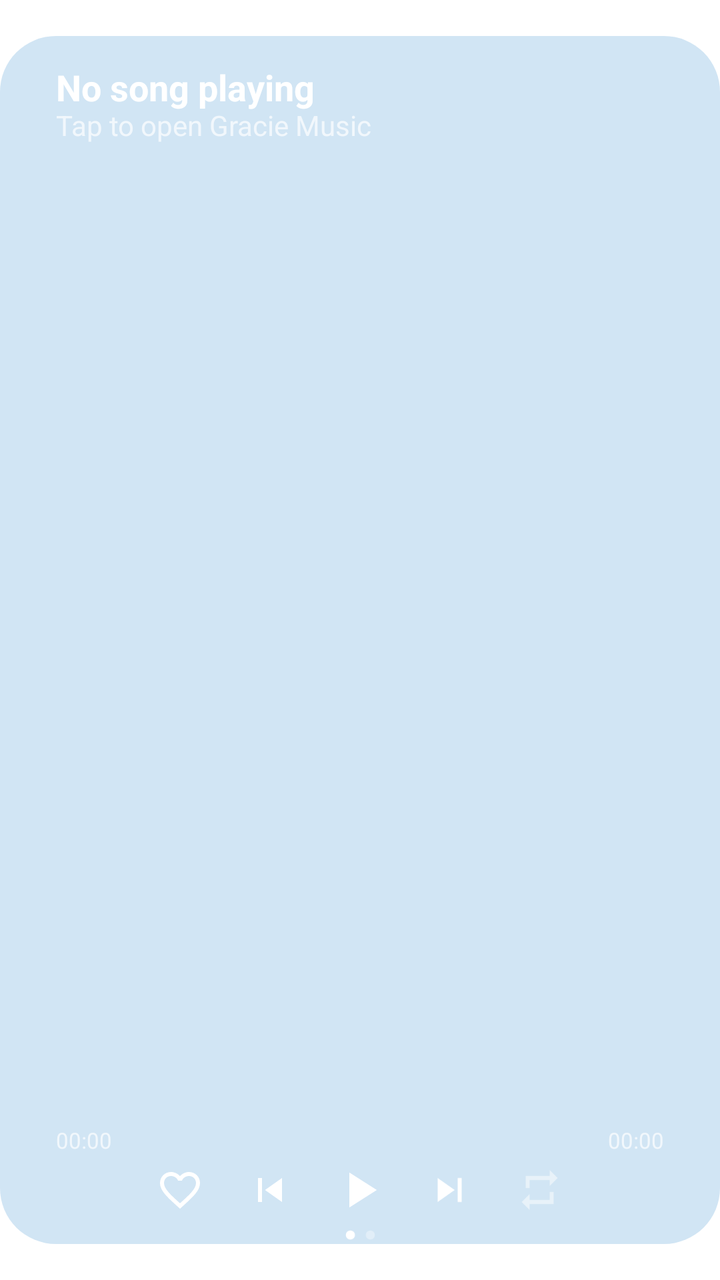
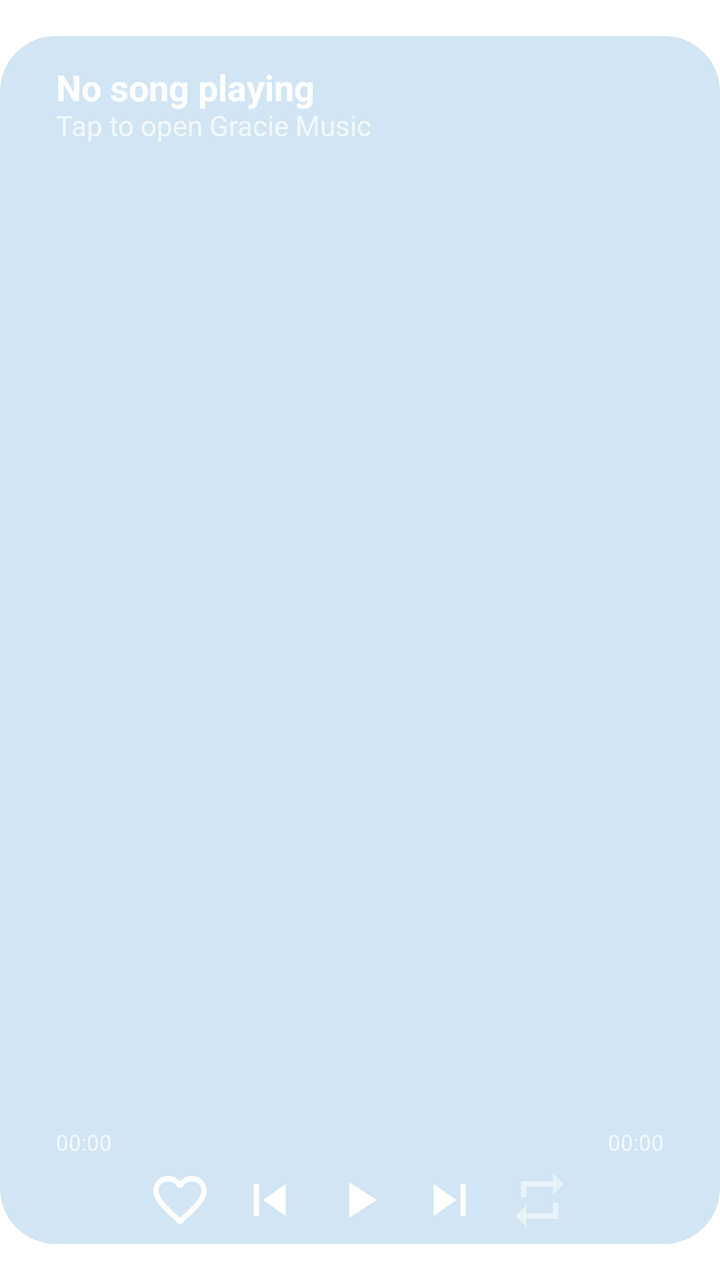

An Android layout rendered at two revisions. The XML below is the earlier revision; the diff shows what the commit changed to produce the second picture.
<!-- AndroidManifest.xml: application theme Theme.vivimusic -->
<!-- res/layout/widget_notification.xml -->
<?xml version="1.0" encoding="utf-8"?>
<FrameLayout xmlns:android="http://schemas.android.com/apk/res/android"
    android:layout_width="match_parent"
    android:layout_height="match_parent"
    android:paddingTop="18dp"
    android:paddingBottom="18dp"
    android:theme="@style/Theme.Widget.vivimusic">

  
  <FrameLayout
    android:id="@android:id/background"
    android:layout_width="match_parent"
    android:layout_height="match_parent"
    android:background="@drawable/widget_background">

    <ImageView
        android:id="@+id/widget_n_bg"
        android:layout_width="match_parent"
        android:layout_height="match_parent"
        android:scaleType="centerCrop"
        android:importantForAccessibility="no" />

    <LinearLayout
        android:id="@+id/widget_n_open_area"
        android:layout_width="match_parent"
        android:layout_height="match_parent"
        android:orientation="vertical"
        android:paddingTop="16dp">

        <TextView
            android:id="@+id/widget_n_song_title"
            android:layout_width="match_parent"
            android:layout_height="wrap_content"
            android:layout_marginStart="28dp"
            android:layout_marginEnd="28dp"
            android:includeFontPadding="false"
            android:text="@string/not_playing"
            android:textSize="18sp"
            android:textStyle="bold"
            android:textColor="#FFFFFFFF"
            android:maxLines="1"
            android:ellipsize="end" />

        <TextView
            android:id="@+id/widget_n_artist_name"
            android:layout_width="match_parent"
            android:layout_height="wrap_content"
            android:layout_marginStart="28dp"
            android:layout_marginEnd="28dp"
            android:includeFontPadding="false"
            android:text="@string/tap_to_play"
            android:textSize="14sp"
            android:textColor="#B3FFFFFF"
            android:maxLines="1"
            android:ellipsize="end" />

        
        <FrameLayout
            android:layout_width="match_parent"
            android:layout_height="0dp"
            android:layout_weight="1" />

        
        <ImageView
            android:id="@+id/widget_n_progress"
            android:layout_width="match_parent"
            android:layout_height="28dp"
            android:layout_marginStart="28dp"
            android:layout_marginEnd="28dp"
            android:scaleType="fitCenter"
            android:importantForAccessibility="no" />

        <LinearLayout
            android:layout_width="match_parent"
            android:layout_height="wrap_content"
            android:layout_marginStart="28dp"
            android:layout_marginEnd="28dp"
            android:orientation="horizontal">

            <TextView
                android:id="@+id/widget_n_time_current"
                android:layout_width="0dp"
                android:layout_height="wrap_content"
                android:layout_weight="1"
                android:includeFontPadding="false"
                android:text="00:00"
                android:textSize="11sp"
                android:textColor="#B3FFFFFF" />

            <TextView
                android:id="@+id/widget_n_time_total"
                android:layout_width="wrap_content"
                android:layout_height="wrap_content"
                android:includeFontPadding="false"
                android:text="00:00"
                android:textSize="11sp"
                android:textColor="#B3FFFFFF" />
        </LinearLayout>

        
        <LinearLayout
            android:layout_width="match_parent"
            android:layout_height="36dp"
            android:orientation="horizontal"
            android:gravity="center_vertical">

            <FrameLayout
                android:layout_width="0dp"
                android:layout_height="36dp"
                android:layout_weight="3" />
            <ImageButton
                android:id="@+id/widget_n_like"
                android:layout_width="0dp"
                android:layout_height="36dp"
                android:layout_weight="2"
                android:padding="6dp"
                android:scaleType="fitCenter"
                android:background="@android:color/transparent"
                android:src="@drawable/ic_widget_n_heart_off"
                android:contentDescription="@string/like" />
            <ImageButton
                android:id="@+id/widget_n_prev"
                android:layout_width="0dp"
                android:layout_height="36dp"
                android:layout_weight="2"
                android:padding="6dp"
                android:scaleType="fitCenter"
                android:background="@android:color/transparent"
                android:src="@drawable/ic_widget_n_prev"
                android:contentDescription="@string/previous" />
            <FrameLayout
                android:id="@+id/widget_n_play_container"
                android:layout_width="0dp"
                android:layout_height="36dp"
                android:layout_weight="2">

                <ImageView
                    android:id="@+id/widget_n_play_pause"
                    android:layout_width="30dp"
                    android:layout_height="30dp"
                    android:layout_gravity="center"
                    android:src="@drawable/ic_widget_n_play"
                    android:contentDescription="@string/play_pause" />
            </FrameLayout>
            <ImageButton
                android:id="@+id/widget_n_next"
                android:layout_width="0dp"
                android:layout_height="36dp"
                android:layout_weight="2"
                android:padding="6dp"
                android:scaleType="fitCenter"
                android:background="@android:color/transparent"
                android:src="@drawable/ic_widget_n_next"
                android:contentDescription="@string/next" />
            <ImageButton
                android:id="@+id/widget_n_repeat"
                android:layout_width="0dp"
                android:layout_height="36dp"
                android:layout_weight="2"
                android:padding="6dp"
                android:scaleType="fitCenter"
                android:background="@android:color/transparent"
                android:src="@drawable/ic_widget_n_repeat_off"
                android:contentDescription="@string/repeat" />
            <FrameLayout
                android:layout_width="0dp"
                android:layout_height="36dp"
                android:layout_weight="3" />
        </LinearLayout>

        
        <ImageView
            android:layout_width="match_parent"
            android:layout_height="9dp"
            android:scaleType="center"
            android:src="@drawable/ic_widget_n_dots"
            android:importantForAccessibility="no" />
    </LinearLayout>
  </FrameLayout>
</FrameLayout>
<!-- resources referenced by this layout -->
<resources>
  <!-- drawable ic_widget_n_dots (drawable) -->
  <?xml version="1.0" encoding="utf-8"?>
  <vector xmlns:android="http://schemas.android.com/apk/res/android"
      android:width="15dp"
      android:height="5dp"
      android:viewportWidth="15"
      android:viewportHeight="5">
      <path
          android:fillColor="#FFFFFFFF"
          android:pathData="M2.5,2.5m-2.3,0a2.3,2.3 0,1 1,4.6 0a2.3,2.3 0,1 1,-4.6 0" />
      <path
          android:fillColor="#59FFFFFF"
          android:pathData="M12.5,2.5m-2.3,0a2.3,2.3 0,1 1,4.6 0a2.3,2.3 0,1 1,-4.6 0" />
  </vector>
  <!-- drawable ic_widget_n_heart_off (drawable) -->
  <vector xmlns:android="http://schemas.android.com/apk/res/android"
      android:height="24dp"
      android:viewportHeight="24"
      android:viewportWidth="24"
      android:width="24dp">
      <path
          android:fillColor="#FFFFFFFF"
          android:pathData="M16.5,3c-1.74,0 -3.41,0.81 -4.5,2.09C10.91,3.81 9.24,3 7.5,3 4.42,3 2,5.42 2,8.5c0,3.78 3.4,6.86 8.55,11.54L12,21.35l1.45,-1.32C18.6,15.36 22,12.28 22,8.5 22,5.42 19.58,3 16.5,3zM12.1,18.55l-0.1,0.1 -0.1,-0.1C7.14,14.24 4,11.39 4,8.5 4,6.5 5.5,5 7.5,5c1.54,0 3.04,0.99 3.57,2.36h1.87C13.46,5.99 14.96,5 16.5,5c2,0 3.5,1.5 3.5,3.5 0,2.89 -3.14,5.74 -7.9,10.05z"/>
  </vector>
  <!-- drawable ic_widget_n_next (drawable) -->
  <vector xmlns:android="http://schemas.android.com/apk/res/android"
      android:width="24dp"
      android:height="24dp"
      android:viewportWidth="24"
      android:viewportHeight="24">
      <path
          android:fillColor="#FFFFFFFF"
          android:fillAlpha="1"
          android:pathData="M6,18l8.5,-6L6,6v12zM16,6v12h2V6h-2z" />
  </vector>
  <!-- drawable ic_widget_n_play (drawable) -->
  <vector xmlns:android="http://schemas.android.com/apk/res/android"
      android:width="24dp"
      android:height="24dp"
      android:viewportWidth="24"
      android:viewportHeight="24">
      <path
          android:fillColor="#FFFFFFFF"
          android:fillAlpha="1"
          android:pathData="M8,5v14l11,-7z" />
  </vector>
  <!-- drawable ic_widget_n_prev (drawable) -->
  <vector xmlns:android="http://schemas.android.com/apk/res/android"
      android:width="24dp"
      android:height="24dp"
      android:viewportWidth="24"
      android:viewportHeight="24">
      <path
          android:fillColor="#FFFFFFFF"
          android:fillAlpha="1"
          android:pathData="M6,6h2v12H6zM9.5,12l8.5,6V6z" />
  </vector>
  <!-- drawable ic_widget_n_repeat_off (drawable) -->
  <vector xmlns:android="http://schemas.android.com/apk/res/android"
      android:width="24dp"
      android:height="24dp"
      android:viewportWidth="24"
      android:viewportHeight="24">
      <path
          android:fillColor="#FFFFFFFF"
          android:fillAlpha="0.5"
          android:pathData="M7,7h10v3l4,-4 -4,-4v3H5v6h2V7zM17,17H7v-3l-4,4 4,4v-3h12v-6h-2v4z" />
  </vector>
  <!-- drawable widget_background (drawable) -->
  <?xml version="1.0" encoding="utf-8"?>
  <shape xmlns:android="http://schemas.android.com/apk/res/android"
      xmlns:tools="http://schemas.android.com/tools"
      android:shape="rectangle">
      <solid android:color="@android:color/system_accent1_100"
          tools:targetApi="31" />
      <corners android:radius="28dp" />
  </shape>
  <string name="like">Like</string>
  <string name="next">Next</string>
  <string name="not_playing">No song playing</string>
  <string name="play_pause">Play/Pause</string>
  <string name="previous">Previous</string>
  <string name="repeat">Repeat</string>
  <string name="tap_to_play">Tap to open Gracie Music</string>
  <style name="Theme.Widget.vivimusic" parent="@android:style/Theme.DeviceDefault.DayNight">
          <item name="android:colorBackground">#E6E1E5</item>
      </style>
  <!-- unchanged entries left out for length: 1 -->
</resources>

<!-- the commit's change to res/layout/widget_notification.xml (unified diff, before → after) -->
@@ -100,18 +100,18 @@
         
         <LinearLayout
             android:layout_width="match_parent"
-            android:layout_height="36dp"
+            android:layout_height="44dp"
             android:orientation="horizontal"
             android:gravity="center_vertical">
 
             <FrameLayout
                 android:layout_width="0dp"
-                android:layout_height="36dp"
+                android:layout_height="44dp"
                 android:layout_weight="3" />
             <ImageButton
                 android:id="@+id/widget_n_like"
                 android:layout_width="0dp"
-                android:layout_height="36dp"
+                android:layout_height="44dp"
                 android:layout_weight="2"
                 android:padding="6dp"
                 android:scaleType="fitCenter"
@@ -121,7 +121,7 @@
             <ImageButton
                 android:id="@+id/widget_n_prev"
                 android:layout_width="0dp"
-                android:layout_height="36dp"
+                android:layout_height="44dp"
                 android:layout_weight="2"
                 android:padding="6dp"
                 android:scaleType="fitCenter"
@@ -131,7 +131,7 @@
             <FrameLayout
                 android:id="@+id/widget_n_play_container"
                 android:layout_width="0dp"
-                android:layout_height="36dp"
+                android:layout_height="44dp"
                 android:layout_weight="2">
 
                 <ImageView
@@ -145,7 +145,7 @@
             <ImageButton
                 android:id="@+id/widget_n_next"
                 android:layout_width="0dp"
-                android:layout_height="36dp"
+                android:layout_height="44dp"
                 android:layout_weight="2"
                 android:padding="6dp"
                 android:scaleType="fitCenter"
@@ -155,7 +155,7 @@
             <ImageButton
                 android:id="@+id/widget_n_repeat"
                 android:layout_width="0dp"
-                android:layout_height="36dp"
+                android:layout_height="44dp"
                 android:layout_weight="2"
                 android:padding="6dp"
                 android:scaleType="fitCenter"
@@ -164,17 +164,10 @@
                 android:contentDescription="@string/repeat" />
             <FrameLayout
                 android:layout_width="0dp"
-                android:layout_height="36dp"
+                android:layout_height="44dp"
                 android:layout_weight="3" />
         </LinearLayout>
 
-        
-        <ImageView
-            android:layout_width="match_parent"
-            android:layout_height="9dp"
-            android:scaleType="center"
-            android:src="@drawable/ic_widget_n_dots"
-            android:importantForAccessibility="no" />
     </LinearLayout>
   </FrameLayout>
 </FrameLayout>
<!-- resource entries referenced after the edit -->
@@ -1,19 +1,5 @@
 <!-- resources referenced by this layout -->
 <resources>
-  <!-- drawable ic_widget_n_dots (drawable) -->
-  <?xml version="1.0" encoding="utf-8"?>
-  <vector xmlns:android="http://schemas.android.com/apk/res/android"
-      android:width="15dp"
-      android:height="5dp"
-      android:viewportWidth="15"
-      android:viewportHeight="5">
-      <path
-          android:fillColor="#FFFFFFFF"
-          android:pathData="M2.5,2.5m-2.3,0a2.3,2.3 0,1 1,4.6 0a2.3,2.3 0,1 1,-4.6 0" />
-      <path
-          android:fillColor="#59FFFFFF"
-          android:pathData="M12.5,2.5m-2.3,0a2.3,2.3 0,1 1,4.6 0a2.3,2.3 0,1 1,-4.6 0" />
-  </vector>
   <!-- drawable ic_widget_n_heart_off (drawable) -->
   <vector xmlns:android="http://schemas.android.com/apk/res/android"
       android:height="24dp"
